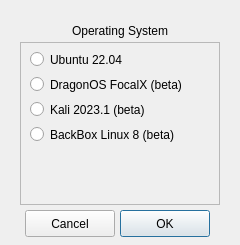
Above: UI/install.ui from ainfosec/FISSURE before the change. Below: the same form after it.
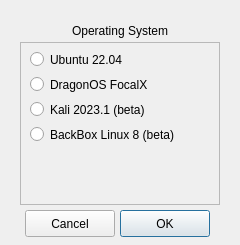
That is the form after the change. Icons and pictures are not drawn.

What changed in the file:
```diff
--- a/UI/install.ui
+++ b/UI/install.ui
@@ -102,7 +102,7 @@
      </rect>
     </property>
     <property name="text">
-     <string>DragonOS FocalX (beta)</string>
+     <string>DragonOS FocalX</string>
     </property>
    </widget>
    <widget class="QRadioButton" name="radioButton_kali_2023_1">
```
Left out of the diff: 4 changed lines with no effect on the pictures.
